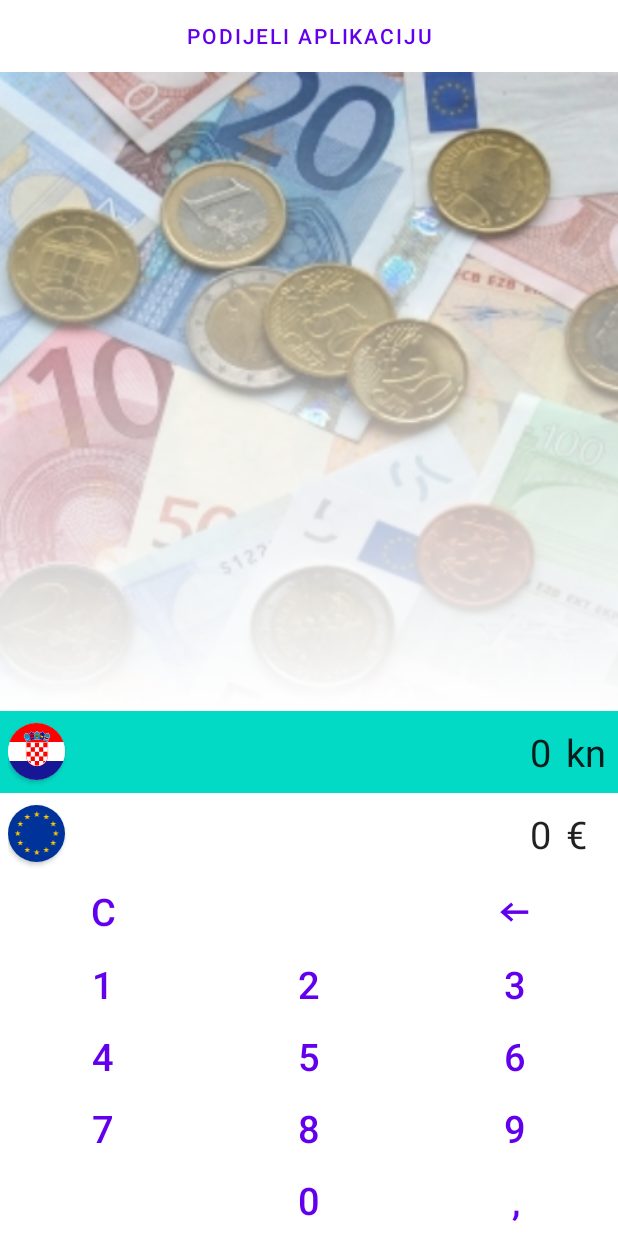
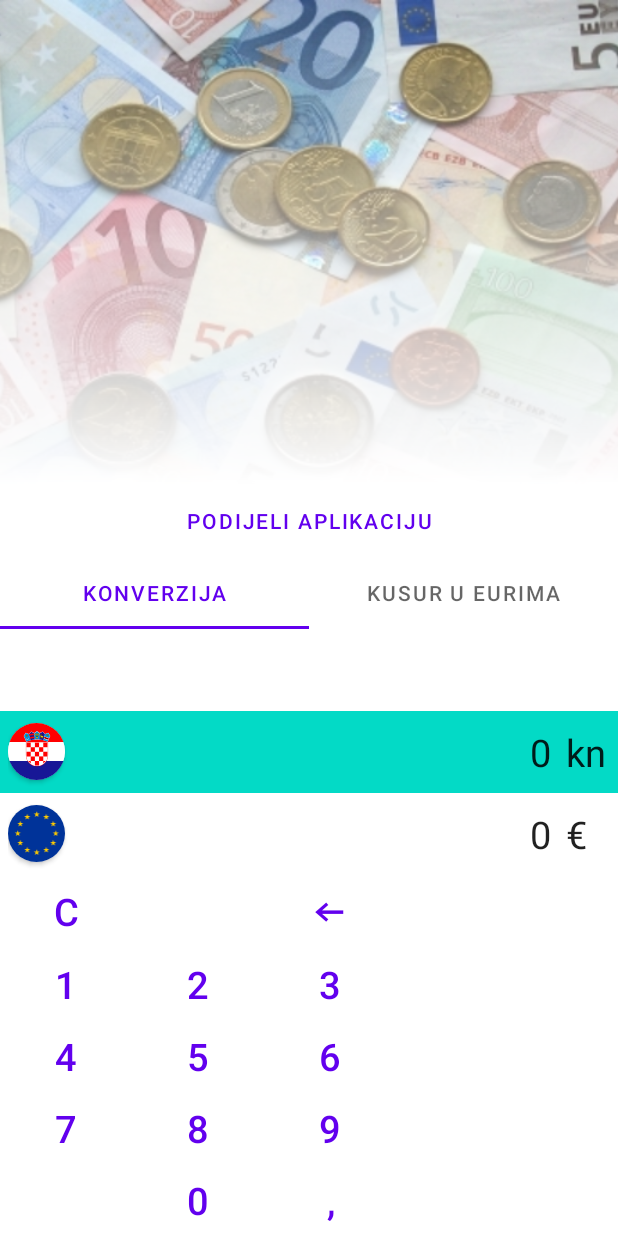
Before and after one commit to vbresan/eurokonverter, an Android app: the screen it shows after launch (MainActivity), on a phone screen of 412 x 824 dp. Run offline under Robolectric (Android 15) with nearby library versions, the phone set to English and light mode, and no system bars.

Commit message:
Reusing resources

```diff
--- a/app/src/main/res/layout/activity_main.xml
+++ b/app/src/main/res/layout/activity_main.xml
@@ -9,6 +9,7 @@
     android:gravity="bottom"
     tools:context=".MainActivity"
     >
+    <include layout="@layout/image_header" />
     <Button
         android:layout_width="match_parent"
         android:layout_height="wrap_content"
@@ -16,94 +17,101 @@
         android:text="@string/PodijeliAplikaciju"
         android:onClick="onShareApp"
     />
+    <com.google.android.material.tabs.TabLayout
+        android:id="@+id/tabLayout"
+        android:layout_width="match_parent"
+        android:layout_height="wrap_content"
+        >
+        <com.google.android.material.tabs.TabItem
+            android:layout_width="wrap_content"
+            android:layout_height="wrap_content"
+            android:text="@string/Konverzija"
+        />
+        <com.google.android.material.tabs.TabItem
+            android:layout_width="wrap_content"
+            android:layout_height="wrap_content"
+            android:text="@string/KusurUEurima"
+        />
+    </com.google.android.material.tabs.TabLayout>
     <FrameLayout
         android:layout_width="match_parent"
-        android:layout_height="match_parent"
-        android:layout_weight="1"
+        android:layout_height="wrap_content"
         >
-        <ImageView
+        <LinearLayout
+            android:id="@+id/linearLayoutConversion"
             android:layout_width="match_parent"
-            android:layout_height="match_parent"
-            android:adjustViewBounds="true"
-            android:scaleType="centerCrop"
-            android:src="@drawable/euros"
-        />
-        <View
-            android:layout_width="match_parent"
-            android:layout_height="match_parent"
-            android:background="@drawable/gradient"
-        />
-    </FrameLayout>
+            android:layout_height="wrap_content"
+            android:orientation="vertical"
+            android:layout_gravity="bottom"
+            >
             <LinearLayout
                 android:id="@+id/linearLayoutHRK"
-        android:layout_width="match_parent"
-        android:layout_height="wrap_content"
-        android:orientation="horizontal"
-        android:paddingStart="5dp"
-        android:paddingEnd="5dp"
-        android:gravity="center_vertical"
+                style="@style/LayoutInputOutputRow"
                 android:onClick="onCurrencySelected"
                 >
                 <include layout="@layout/image_hr" />
                 <TextView
                     android:id="@+id/textViewHRK"
-            android:layout_width="match_parent"
-            android:layout_height="wrap_content"
-            android:layout_weight="1"
-            android:ellipsize="none"
-            android:gravity="end"
-            android:padding="10dp"
-            android:scrollHorizontally="true"
-            android:singleLine="true"
+                    style="@style/TextViewAmount"
                     android:text="0"
-            android:textAppearance="?android:attr/textAppearanceLarge"
-            android:textSize="@dimen/font_size"
                 />
-        <TextView
-            android:layout_width="wrap_content"
-            android:layout_height="wrap_content"
-            android:textSize="@dimen/font_size"
-            android:textAppearance="?android:attr/textAppearanceLarge"
-            android:text="kn"
-            android:minEms="1"
-            android:maxEms="1"
-        />
+                <include layout="@layout/currency_hr" />
             </LinearLayout>
             <LinearLayout
                 android:id="@+id/linearLayoutEUR"
-        android:layout_width="match_parent"
-        android:layout_height="wrap_content"
-        android:orientation="horizontal"
-        android:paddingStart="5dp"
-        android:paddingEnd="5dp"
-        android:gravity="center_vertical"
+                style="@style/LayoutInputOutputRow"
                 android:onClick="onCurrencySelected"
                 >
                 <include layout="@layout/image_eu" />
                 <TextView
                     android:id="@+id/textViewEUR"
+                    style="@style/TextViewAmount"
+                    android:text="0"
+                />
+                <include layout="@layout/currency_eu" />
+            </LinearLayout>
+        </LinearLayout>
+        <LinearLayout
+            android:id="@+id/linearLayoutChange"
             android:layout_width="match_parent"
             android:layout_height="wrap_content"
-            android:gravity="end"
-            android:textSize="@dimen/font_size"
-            android:textAppearance="?android:attr/textAppearanceLarge"
-            android:text="0"
-            android:padding="10dp"
-            android:ellipsize="none"
-            android:scrollHorizontally="true"
-            android:singleLine="true"
-            android:layout_weight="1"
+            android:orientation="vertical"
+            android:visibility="invisible"
+            >
+            <LinearLayout
+                style="@style/LayoutInputOutputRow"
+                android:onClick="onCurrencySelected"
+                >
+                <include layout="@layout/image_hr" />
+                <TextView
+                    style="@style/TextViewAmount"
+                    android:hint="Gotovina"
                 />
+                <include layout="@layout/currency_hr" />
+            </LinearLayout>
+            <LinearLayout
+                style="@style/LayoutInputOutputRow"
+                android:onClick="onCurrencySelected"
+                >
+                <include layout="@layout/image_hr" />
                 <TextView
-            android:layout_width="wrap_content"
-            android:layout_height="wrap_content"
-            android:textSize="@dimen/font_size"
-            android:textAppearance="?android:attr/textAppearanceLarge"
-            android:text="€"
-            android:minEms="1"
-            android:maxEms="1"
+                    style="@style/TextViewAmount"
+                    android:hint="Cijena"
                 />
+                <include layout="@layout/currency_hr" />
             </LinearLayout>
+            <LinearLayout
+                style="@style/LayoutInputOutputRow"
+                >
+                <include layout="@layout/image_eu" />
+                <TextView
+                    style="@style/TextViewAmount"
+                    android:hint="Kusur"
+                />
+                <include layout="@layout/currency_eu" />
+            </LinearLayout>
+        </LinearLayout>
+    </FrameLayout>
     <androidx.gridlayout.widget.GridLayout
         android:layout_height="wrap_content"
         android:layout_width="match_parent"
@@ -113,160 +121,82 @@
         <Button
             app:layout_row="0"
             app:layout_column="0"
-            android:layout_width="wrap_content"
-            android:layout_height="wrap_content"
             android:text="C"
-            android:textSize="@dimen/font_size"
-            app:layout_columnWeight="1"
-            style="?android:attr/buttonBarButtonStyle"
-            android:padding="0dp"
-            android:onClick="onKeyPressed"
+            style="@style/ButtonNumericKeyboard"
         />
         <Button
             android:fontFamily="@font/la"
             app:fontFamily="@font/la"
             app:layout_row="0"
             app:layout_column="2"
-            android:layout_width="wrap_content"
-            android:layout_height="wrap_content"
             android:text="\u2190"
-            android:textSize="@dimen/font_size"
-            app:layout_columnWeight="1"
-            style="?android:attr/buttonBarButtonStyle"
-            android:padding="0dp"
-            android:onClick="onKeyPressed"
+            style="@style/ButtonNumericKeyboard"
         />
         <Button
             app:layout_row="1"
             app:layout_column="0"
-            android:layout_width="wrap_content"
-            android:layout_height="wrap_content"
             android:text="1"
-            android:textSize="@dimen/font_size"
-            app:layout_columnWeight="1"
-            style="?android:attr/buttonBarButtonStyle"
-            android:padding="0dp"
-            android:onClick="onKeyPressed"
+            style="@style/ButtonNumericKeyboard"
         />
         <Button
             app:layout_row="1"
             app:layout_column="1"
-            android:layout_width="wrap_content"
-            android:layout_height="wrap_content"
             android:text="2"
-            android:textSize="@dimen/font_size"
-            app:layout_columnWeight="1"
-            style="?android:attr/buttonBarButtonStyle"
-            android:padding="0dp"
-            android:onClick="onKeyPressed"
+            style="@style/ButtonNumericKeyboard"
         />
         <Button
             app:layout_row="1"
             app:layout_column="2"
-            android:layout_width="wrap_content"
-            android:layout_height="wrap_content"
             android:text="3"
-            android:textSize="@dimen/font_size"
-            app:layout_columnWeight="1"
-            style="?android:attr/buttonBarButtonStyle"
-            android:padding="0dp"
-            android:onClick="onKeyPressed"
+            style="@style/ButtonNumericKeyboard"
         />
         <Button
             app:layout_row="2"
             app:layout_column="0"
-            android:layout_width="wrap_content"
-            android:layout_height="wrap_content"
             android:text="4"
-            android:textSize="@dimen/font_size"
-            app:layout_columnWeight="1"
-            style="?android:attr/buttonBarButtonStyle"
-            android:padding="0dp"
-            android:onClick="onKeyPressed"
+            style="@style/ButtonNumericKeyboard"
         />
         <Button
             app:layout_row="2"
             app:layout_column="1"
-            android:layout_width="wrap_content"
-            android:layout_height="wrap_content"
             android:text="5"
-            android:textSize="@dimen/font_size"
-            app:layout_columnWeight="1"
-            style="?android:attr/buttonBarButtonStyle"
-            android:padding="0dp"
-            android:onClick="onKeyPressed"
+            style="@style/ButtonNumericKeyboard"
         />
         <Button
             app:layout_row="2"
             app:layout_column="2"
-            android:layout_width="wrap_content"
-            android:layout_height="wrap_content"
             android:text="6"
-            android:textSize="@dimen/font_size"
-            app:layout_columnWeight="1"
-            style="?android:attr/buttonBarButtonStyle"
-            android:padding="0dp"
-            android:onClick="onKeyPressed"
+            style="@style/ButtonNumericKeyboard"
         />
         <Button
             app:layout_row="3"
             app:layout_column="0"
-            android:layout_width="wrap_content"
-            android:layout_height="wrap_content"
             android:text="7"
-            android:textSize="@dimen/font_size"
-            app:layout_columnWeight="1"
-            style="?android:attr/buttonBarButtonStyle"
-            android:padding="0dp"
-            android:onClick="onKeyPressed"
+            style="@style/ButtonNumericKeyboard"
         />
         <Button
             app:layout_row="3"
             app:layout_column="1"
-            android:layout_width="wrap_content"
-            android:layout_height="wrap_content"
             android:text="8"
-            android:textSize="@dimen/font_size"
-            app:layout_columnWeight="1"
-            style="?android:attr/buttonBarButtonStyle"
-            android:padding="0dp"
-            android:onClick="onKeyPressed"
+            style="@style/ButtonNumericKeyboard"
         />
         <Button
             app:layout_row="3"
             app:layout_column="2"
-            android:layout_width="wrap_content"
-            android:layout_height="wrap_content"
             android:text="9"
-            android:textSize="@dimen/font_size"
-            app:layout_columnWeight="1"
-            style="?android:attr/buttonBarButtonStyle"
-            android:padding="0dp"
-            android:onClick="onKeyPressed"
+            style="@style/ButtonNumericKeyboard"
         />
         <Button
             app:layout_row="4"
             app:layout_column="1"
-            android:layout_width="wrap_content"
-            android:layout_height="wrap_content"
             android:text="0"
-            android:textSize="@dimen/font_size"
-            app:layout_columnWeight="1"
-            style="?android:attr/buttonBarButtonStyle"
-            android:padding="0dp"
-            android:onClick="onKeyPressed"
+            style="@style/ButtonNumericKeyboard"
         />
         <Button
             app:layout_row="4"
             app:layout_column="2"
-            android:layout_width="wrap_content"
-            android:layout_height="wrap_content"
             android:text=","
-            android:textSize="@dimen/font_size"
-            app:layout_columnWeight="1"
-            style="?android:attr/buttonBarButtonStyle"
-            android:padding="0dp"
-            android:onClick="onKeyPressed"
+            style="@style/ButtonNumericKeyboard"
         />
     </androidx.gridlayout.widget.GridLayout>
 </LinearLayout>
--- /dev/null
+++ b/app/src/main/res/layout/currency_eu.xml
@@ -0,0 +1,10 @@
+<merge
+    xmlns:tools="http://schemas.android.com/tools"
+    xmlns:android="http://schemas.android.com/apk/res/android"
+    >
+   <TextView
+       style="@style/TextViewCurrency"
+       android:text="€"
+       tools:ignore="HardcodedText"
+   />
+</merge>
--- /dev/null
+++ b/app/src/main/res/layout/currency_hr.xml
@@ -0,0 +1,10 @@
+<merge
+    xmlns:tools="http://schemas.android.com/tools"
+    xmlns:android="http://schemas.android.com/apk/res/android"
+    >
+   <TextView
+       style="@style/TextViewCurrency"
+       android:text="kn"
+       tools:ignore="HardcodedText"
+    />
+</merge>
--- /dev/null
+++ b/app/src/main/res/layout/image_header.xml
@@ -0,0 +1,20 @@
+<?xml version="1.0" encoding="utf-8"?>
+<FrameLayout
+    xmlns:android="http://schemas.android.com/apk/res/android"
+    android:layout_width="match_parent"
+    android:layout_height="0dp"
+    android:layout_weight="1"
+    >
+    <ImageView
+        android:layout_width="match_parent"
+        android:layout_height="match_parent"
+        android:adjustViewBounds="true"
+        android:scaleType="centerCrop"
+        android:src="@drawable/euros"
+    />
+    <View
+        android:layout_width="match_parent"
+        android:layout_height="match_parent"
+        android:background="@drawable/gradient"
+    />
+</FrameLayout>
--- a/app/src/main/res/values-v15/colors.xml
+++ /dev/null
@@ -1,4 +0,0 @@
-<?xml version="1.0" encoding="utf-8"?>
-<resources>
-    <color name="background">@color/white</color>
-</resources>
--- a/app/src/main/res/values-v16/colors.xml
+++ /dev/null
@@ -1,4 +0,0 @@
-<?xml version="1.0" encoding="utf-8"?>
-<resources>
-    <color name="background">?attr/colorSurface</color>
-</resources>
--- a/app/src/main/res/values/colors.xml
+++ b/app/src/main/res/values/colors.xml
@@ -7,4 +7,5 @@
     <color name="teal_700">#FF018786</color>
     <color name="black">#FF000000</color>
     <color name="white">#FFFFFFFF</color>
+    <color name="background">@color/design_default_color_surface</color>
 </resources>
--- a/app/src/main/res/values/strings.xml
+++ b/app/src/main/res/values/strings.xml
@@ -4,4 +4,6 @@
 
     <string name="PodijeliAplikaciju">Podijeli aplikaciju</string>
     <string name="ZaKonverzijuUpotrebljavam">Za konverziju kuna u eure upotrebljavam ovaj kalkulator. Vjerujem da i tebi može biti koristan:\n</string>
+    <string name="Konverzija">Konverzija</string>
+    <string name="KusurUEurima">Kusur u eurima</string>
 </resources>
--- /dev/null
+++ b/app/src/main/res/values/styles.xml
@@ -0,0 +1,39 @@
+<?xml version="1.0" encoding="utf-8"?>
+<resources>
+    <style name="ButtonNumericKeyboard" parent="@style/Widget.MaterialComponents.Button.TextButton">
+        <item name="android:layout_width">wrap_content</item>
+        <item name="android:layout_height">wrap_content</item>
+        <item name="android:padding">0dp</item>
+        <item name="android:textSize">@dimen/font_size</item>
+        <item name="android:onClick">onKeyPressed</item>
+        <item name="layout_columnWeight">1</item>
+    </style>
+    <style name="LayoutInputOutputRow">
+        <item name="android:layout_width">match_parent</item>
+        <item name="android:layout_height">wrap_content</item>
+        <item name="android:paddingLeft">5dp</item>
+        <item name="android:paddingRight">5dp</item>
+        <item name="android:orientation">horizontal</item>
+        <item name="android:gravity">center_vertical</item>
+    </style>
+    <style name="TextViewAmount">
+        <item name="android:layout_width">match_parent</item>
+        <item name="android:layout_height">wrap_content</item>
+        <item name="android:layout_weight">1</item>
+        <item name="android:ellipsize">none</item>
+        <item name="android:gravity">end</item>
+        <item name="android:padding">10dp</item>
+        <item name="android:scrollHorizontally">true</item>
+        <item name="android:singleLine">true</item>
+        <item name="android:textAppearance">?android:attr/textAppearanceLarge</item>
+        <item name="android:textSize">@dimen/font_size</item>
+    </style>
+    <style name="TextViewCurrency">
+        <item name="android:layout_width">wrap_content</item>
+        <item name="android:layout_height">wrap_content</item>
+        <item name="android:textAppearance">?android:attr/textAppearanceLarge</item>
+        <item name="android:textSize">@dimen/font_size</item>
+        <item name="android:minEms">1</item>
+        <item name="android:maxEms">1</item>
+    </style>
+</resources>
```
Lines whose indentation alone changed are shown as unchanged.
